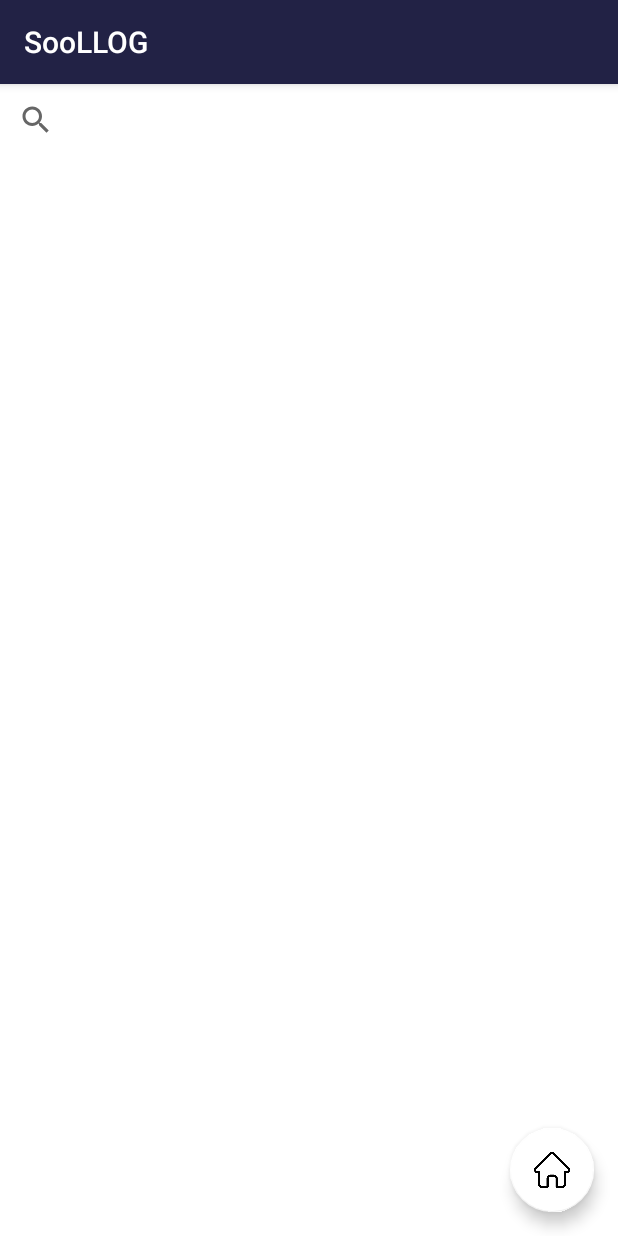
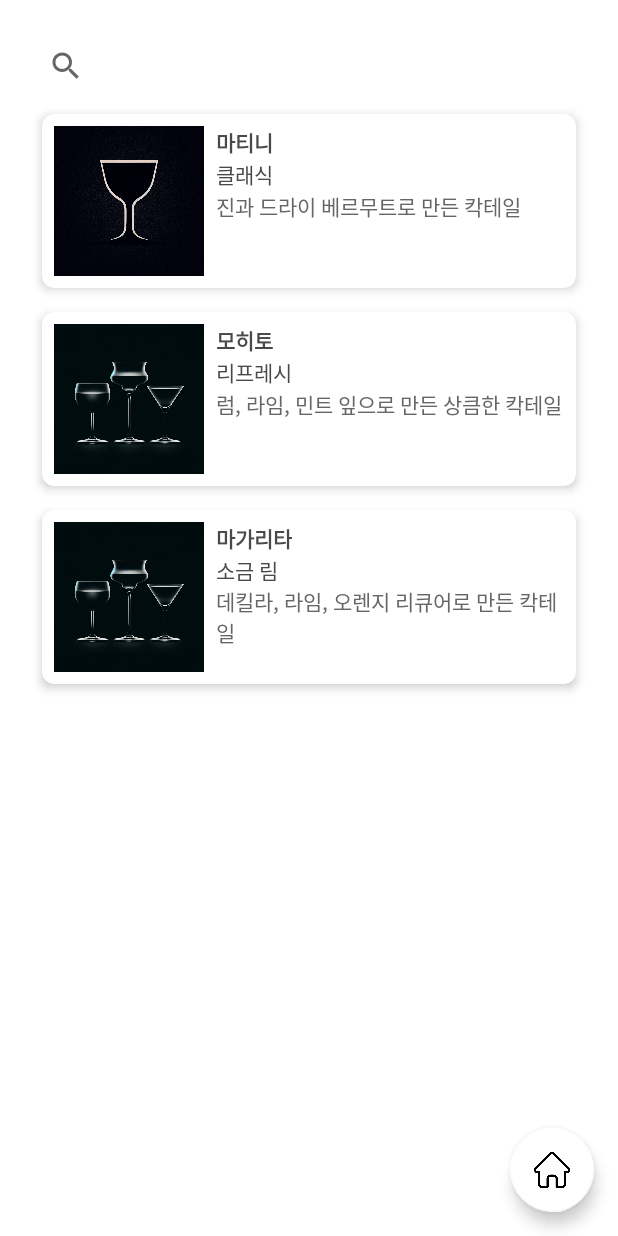
Before and after one commit to blackcat417/MadcampWeek2, an Android app: the ListCocktailActivity screen opened directly, with no data from a screen before it, on a phone screen of 412 x 824 dp. Run offline under Robolectric (Android 15) with nearby library versions, the phone set to English and light mode, and no system bars.

Commit message:
design수hbjbh

```diff
--- a/app/build.gradle.kts
+++ b/app/build.gradle.kts
@@ -48,8 +48,10 @@ dependencies {
     implementation ("com.squareup.retrofit2:retrofit:2.9.0")
     implementation ("com.squareup.retrofit2:converter-gson:2.9.0")
     implementation ("com.github.bumptech.glide:glide:4.12.0")
+    implementation ("androidx.cardview:cardview:1.0.0")
     annotationProcessor ("com.github.bumptech.glide:compiler:4.12.0")
     testImplementation("junit:junit:4.13.2")
     androidTestImplementation("androidx.test.ext:junit:1.1.5")
     androidTestImplementation("androidx.test.espresso:espresso-core:3.5.1")
+
 }
--- a/app/src/main/java/com/example/cocktail_week2/Cock/ListCocktailActivity.kt
+++ b/app/src/main/java/com/example/cocktail_week2/Cock/ListCocktailActivity.kt
@@ -5,7 +5,9 @@ import android.os.Bundle
 import android.view.LayoutInflater
 import android.view.View
 import android.view.ViewGroup
+import android.widget.ImageView
 import android.widget.SearchView
+import android.widget.TextView
 import androidx.appcompat.app.AppCompatActivity
 import androidx.recyclerview.widget.LinearLayoutManager
 import androidx.recyclerview.widget.RecyclerView
@@ -26,6 +28,7 @@ class ListCocktailActivity : AppCompatActivity() {
     override fun onCreate(savedInstanceState: Bundle?) {
         super.onCreate(savedInstanceState)
         setContentView(R.layout.activity_list_cocktail)
+        supportActionBar?.hide()
 
         recyclerView = findViewById(R.id.recyclerView)
         searchView = findViewById(R.id.searchView)
@@ -35,6 +38,32 @@ class ListCocktailActivity : AppCompatActivity() {
         recyclerView.layoutManager = LinearLayoutManager(this)
         cocktailAdapter = CocktailAdapter(cocktailList)
         recyclerView.adapter = cocktailAdapter
+
+        // 예시 칵테일 데이터 생성 및 리스트에 추가
+        cocktailList.add(
+            Cocktail(
+                name = "마티니",
+                type = "클래식",
+                description = "진과 드라이 베르무트로 만든 칵테일",
+                imageResourceId = R.drawable.cocktail1  // 적절한 이미지 리소스로 변경
+            )
+        )
+        cocktailList.add(
+            Cocktail(
+                name = "모히토",
+                type = "리프레시",
+                description = "럼, 라임, 민트 잎으로 만든 상큼한 칵테일",
+                imageResourceId = R.drawable.cocktail2  // 적절한 이미지 리소스로 변경
+            )
+        )
+        cocktailList.add(
+            Cocktail(
+                name = "마가리타",
+                type = "소금 림",
+                description = "데킬라, 라임, 오렌지 리큐어로 만든 칵테일",
+                imageResourceId = R.drawable.cocktail2  // 적절한 이미지 리소스로 변경
+            )
+        )
 
         // 검색 기능 설정
         searchView.setOnQueryTextListener(object : SearchView.OnQueryTextListener {
@@ -68,7 +97,7 @@ class ListCocktailActivity : AppCompatActivity() {
 }
 
 // 칵테일 데이터 클래스
-data class Cocktail(val name: String, val type: String, val imageResourceId: Int)
+data class Cocktail(val name: String, val type: String, val description: String, val imageResourceId: Int)
 
 // 칵테일 어댑터
 class CocktailAdapter(private var items: List<Cocktail>) : RecyclerView.Adapter<CocktailAdapter.ViewHolder>() {
@@ -96,9 +125,21 @@ class CocktailAdapter(private var items: List<Cocktail>) : RecyclerView.Adapter<
     // 뷰 홀더 클래스
     class ViewHolder(private val view: View) : RecyclerView.ViewHolder(view) {
         fun bind(cocktail: Cocktail) {
-            // view.findViewById로 각 뷰를 찾고 데이터 바인딩
-            // 예: view.findViewById<TextView>(R.id.textViewName).text = cocktail.name
-            // 칵테일 이미지, 이름, 종류 등을 뷰와 연결
+            // 칵테일 이미지 설정
+            val imageView: ImageView = view.findViewById(R.id.imageViewCocktail)
+            imageView.setImageResource(cocktail.imageResourceId) // 이미지 리소스 ID를 사용하여 이미지 설정
+
+            // 칵테일 이름 설정
+            val nameTextView: TextView = view.findViewById(R.id.textViewName)
+            nameTextView.text = cocktail.name  // 칵테일 이름 설정
+
+            // 칵테일 종류 설정
+            val typeTextView: TextView = view.findViewById(R.id.textViewType)
+            typeTextView.text = cocktail.type  // 칵테일 종류 설정
+
+            val descriptionTextView: TextView = view.findViewById(R.id.textViewDescription)
+            descriptionTextView.text = cocktail.description
+            // 기타 정보를 추가하고 싶다면 여기에 코드를 추가하세요.
         }
     }
 }
--- a/app/src/main/java/com/example/cocktail_week2/dataclass.kt
+++ b/app/src/main/java/com/example/cocktail_week2/dataclass.kt
@@ -49,3 +49,10 @@ data class LogEntry(
     val drinkDescription: String,
     val imageResourceId: Int  // 이미지 리소스 ID. 실제 앱에서는 URL이나 URI가 될 수 있습니다.
 )
+// 칵테일 데이터 클래스
+data class Cocktail(
+    val name: String,
+    val type: String,
+    val description: String,
+    val imageResourceId: Int
+)
--- a/app/src/main/res/layout/activity_list_cocktail.xml
+++ b/app/src/main/res/layout/activity_list_cocktail.xml
@@ -9,6 +9,9 @@
         android:id="@+id/searchView"
         android:layout_width="match_parent"
         android:layout_height="wrap_content"
+        android:layout_marginTop="20dp"
+        android:layout_marginLeft="20dp"
+        android:layout_marginRight="20dp"
         android:queryHint="칵테일 이름 검색" />
 
     <!-- 칵테일 목록을 표시할 RecyclerView -->
@@ -16,6 +19,8 @@
         android:id="@+id/recyclerView"
         android:layout_width="match_parent"
         android:layout_height="match_parent"
+        android:layout_marginLeft="20dp"
+        android:layout_marginRight="20dp"
         android:layout_below="@id/searchView"
         android:scrollbars="vertical" />
 
--- a/app/src/main/res/layout/cocktail_item.xml
+++ b/app/src/main/res/layout/cocktail_item.xml
@@ -1,5 +1,13 @@
 <?xml version="1.0" encoding="utf-8"?>
-<RelativeLayout xmlns:android="http://schemas.android.com/apk/res/android"
+<androidx.cardview.widget.CardView xmlns:android="http://schemas.android.com/apk/res/android"
+    xmlns:app="http://schemas.android.com/apk/res-auto"
+    android:layout_width="match_parent"
+    android:layout_height="wrap_content"
+    android:layout_margin="8dp"
+    app:cardElevation="4dp"
+    app:cardCornerRadius="8dp">
+
+    <RelativeLayout
         android:layout_width="match_parent"
         android:layout_height="wrap_content"
         android:padding="8dp">
@@ -32,6 +40,18 @@
             android:layout_marginStart="8dp"
             android:text="칵테일 종류" />
 
+        <!-- 칵테일 설명 -->
+        <TextView
+            android:id="@+id/textViewDescription"
+            android:layout_width="wrap_content"
+            android:layout_height="wrap_content"
+            android:layout_below="@id/textViewType"
+            android:layout_toEndOf="@id/imageViewCocktail"
+            android:layout_marginStart="8dp"
+            android:text="칵테일 설명"
+            android:textColor="#666666" />
+
         <!-- 기타 정보 추가 가능 -->
 
     </RelativeLayout>
+</androidx.cardview.widget.CardView>
```
Lines whose indentation alone changed are shown as unchanged.
